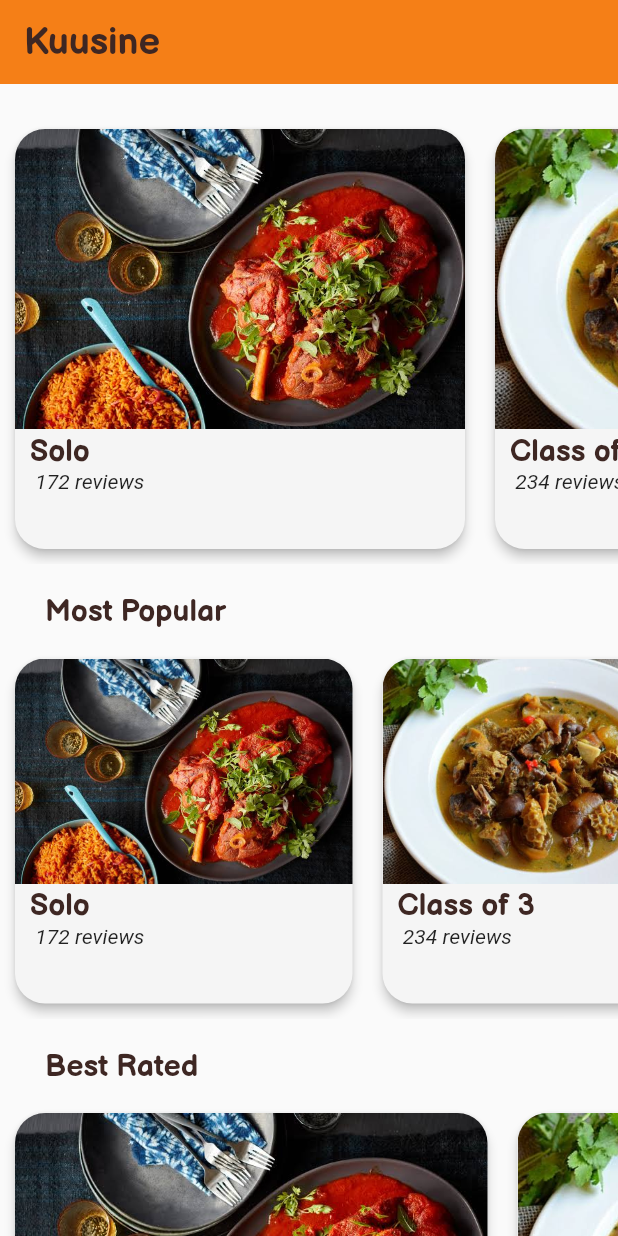
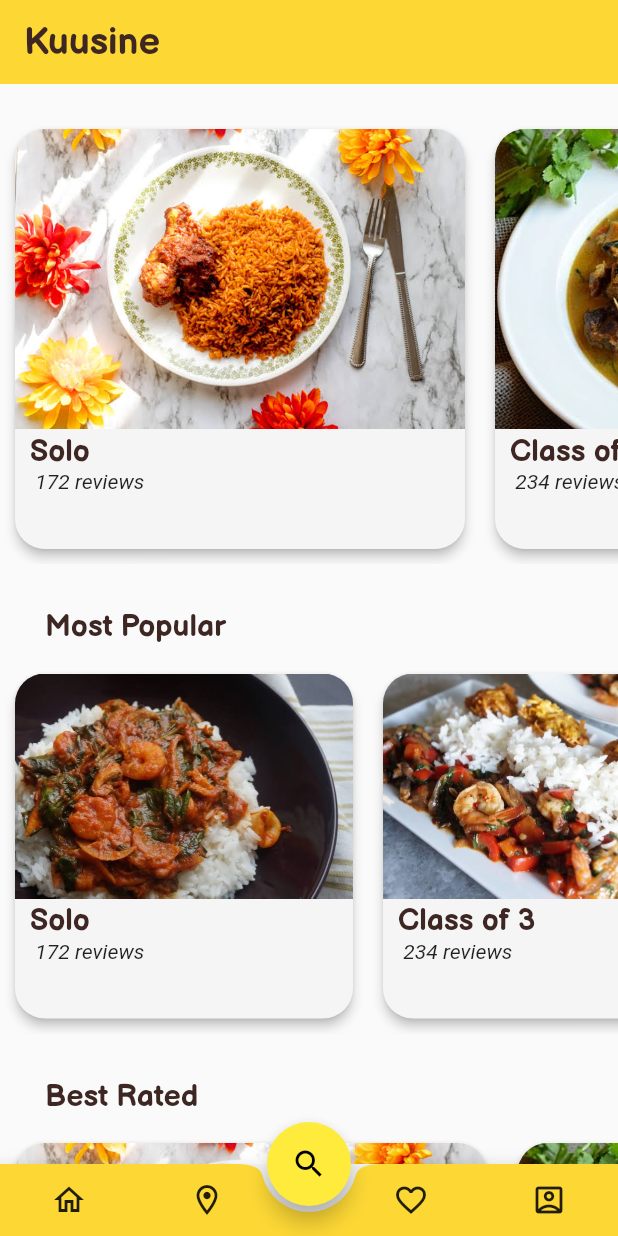
Before and after one commit to Princeigwe/flutter-restaurant-ui, a Flutter app: the Start screen opened directly, on a phone screen of 412 x 824 dp. Run offline on Flutter 3.47's test engine with Material 2 defaults, Android fonts, the phone set to English and light mode, and no system bars.

Commit message:
made some changes with colours and lists and ran out of pictures

```diff
--- a/lib/pages/home.dart
+++ b/lib/pages/home.dart
@@ -44,7 +44,7 @@ class _HomeState extends State<Home> {
                   child: Text(
                     "Kuusine",
                     style: TextStyle(
-                        color: Colors.yellow.shade900,
+                        color: Colors.yellow.shade600,
                         fontSize: 45.0,
                         fontWeight: FontWeight.bold,
                         fontFamily: 'BalsamiqSans'),
@@ -71,12 +71,12 @@ class _HomeState extends State<Home> {
                         child: Text(
                           'Get Started',
                           style: TextStyle(
-                              color: Colors.white,
+                              color: Colors.brown.shade900,
                               fontSize: 15.0,
                               fontWeight: FontWeight.bold),
                         ),
                       ),
-                      color: Colors.yellow.shade900,
+                      color: Colors.yellow.shade600,
                     )
                   ],
                 ),
--- a/lib/pages/signupwelcome.dart
+++ b/lib/pages/signupwelcome.dart
@@ -34,7 +34,7 @@ class _SignUpWelcomeState extends State<SignUpWelcome> {
       height: MediaQuery.of(context).size.height,
       width: MediaQuery.of(context).size.width,
       decoration: BoxDecoration(
-        color: Colors.yellow.shade900
+        color: Colors.yellow.shade600
        // image: DecorationImage(
        //   image: AssetImage('assets/images/beefstew.jpg'),
        //   fit: BoxFit.cover,
@@ -76,7 +76,7 @@ class _SignUpWelcomeState extends State<SignUpWelcome> {
                     'Eat what you love...',
                     textAlign: TextAlign.start,
                     style: TextStyle(
-                        color: Colors.grey.shade200,
+                        color: Colors.grey.shade700,
                         fontSize: 30.0,
                         fontWeight: FontWeight.bold,
                         fontFamily: 'BalsamiqSans'),
@@ -120,7 +120,7 @@ class _SignUpWelcomeState extends State<SignUpWelcome> {
                       padding: EdgeInsets.fromLTRB(5.0, 20.0, 5.0, 10.0),
                       child: Text(
                         'By signing up, you agree to Terms of Use and Policy',
-                        style: TextStyle(color: Colors.grey.shade200),
+                        style: TextStyle(color: Colors.grey.shade700),
                       ),
                     )
                   ],
--- a/lib/pages/start_page.dart
+++ b/lib/pages/start_page.dart
@@ -8,7 +8,53 @@ class Start extends StatefulWidget {
 class _StartState extends State<Start> {
   var _foodheaders = [
     {
-      'image': 'assets/images/foodbackground.jpeg',
+      'image': 'assets/images/ricewithmeat.jpeg',
+      'text': 'Solo',
+      'reviews': 172
+    },
+    {
+      'image': 'assets/images/peppersoup.jpeg',
+      'text': 'Class of 3',
+      'reviews': 234
+    },
+    {
+      'image': 'assets/images/fufuandsoup.jpeg',
+      'text': 'Family Pack',
+      'reviews': 167
+    },
+    {
+      'image': 'assets/images/sharwama.jpeg',
+      'text': 'Appetizers',
+      'reviews': 256
+    },
+  ];
+
+  var _mostpopular = [
+    {
+      'image': 'assets/images/seafoodefo.jpeg',
+      'text': 'Solo',
+      'reviews': 172
+    },
+    {
+      'image': 'assets/images/shrimpandvegsauce.jpeg',
+      'text': 'Class of 3',
+      'reviews': 234
+    },
+    {
+      'image': 'assets/images/fufuandsoup.jpeg',
+      'text': 'Family Pack',
+      'reviews': 167
+    },
+    {
+      'image': 'assets/images/sharwama.jpeg',
+      'text': 'Appetizers',
+      'reviews': 256
+    },
+  ];
+
+  var _bestrated = [
+    {
+      'image': 'assets/images/ricewithmeat.jpeg',
       'text': 'Solo',
       'reviews': 172
     },
@@ -33,7 +79,7 @@ class _StartState extends State<Start> {
     return Scaffold(
         appBar: AppBar(
           automaticallyImplyLeading: false,
-          backgroundColor: Colors.yellow.shade900,
+          backgroundColor: Colors.yellow.shade600,
           elevation: 0.0,
           title: Text(
             'Kuusine',
@@ -116,7 +162,7 @@ class _StartState extends State<Start> {
                 Row(
                   mainAxisAlignment: MainAxisAlignment.start,
                   children: [
-                    Padding(padding: EdgeInsets.fromLTRB(30.0,20.0,1.0,9.0),
+                    Padding(padding: EdgeInsets.fromLTRB(30.0,30.0,1.0,9.0),
                     child: Text(
                       'Most Popular',
                       style: TextStyle(
@@ -135,7 +181,7 @@ class _StartState extends State<Start> {
                     scrollDirection: Axis.horizontal,
                     itemCount: 4,
                     itemBuilder: (BuildContext context, index) {
-                      var foodheaders = _foodheaders[index];
+                      var mostpopular = _mostpopular[index];
                       return Card(
                         // for giving smooth curves around card
                         clipBehavior: Clip.antiAlias,
@@ -148,7 +194,7 @@ class _StartState extends State<Start> {
                               Stack(
                                 alignment: Alignment.bottomLeft,
                                 children: [
-                                  Image(image: AssetImage('${foodheaders['image']}'),
+                                  Image(image: AssetImage('${mostpopular['image']}'),
                                   fit: BoxFit.fitWidth,
                                   height: 150,
                                   ),
@@ -161,7 +207,7 @@ class _StartState extends State<Start> {
                                       mainAxisSize: MainAxisSize.min,
                                       children:[
                                         Text(
-                                        '${foodheaders['text']}',
+                                        '${mostpopular['text']}',
                                         style: TextStyle(
                                           color: Colors.brown.shade900,
                                           fontSize: 20.0,
@@ -170,7 +216,7 @@ class _StartState extends State<Start> {
                                         ),
                                       ),
                                       Text(
-                                        ' ${foodheaders['reviews']} reviews',
+                                        ' ${mostpopular['reviews']} reviews',
                                         style: TextStyle(
                                           fontStyle: FontStyle.italic
                                         ),
@@ -193,7 +239,7 @@ class _StartState extends State<Start> {
                 Row(
                   mainAxisAlignment: MainAxisAlignment.start,
                   children: [
-                    Padding(padding: EdgeInsets.fromLTRB(30.0,20.0,1.0,9.0),
+                    Padding(padding: EdgeInsets.fromLTRB(30.0,30.0,1.0,9.0),
                     child: Text(
                       'Best Rated',
                       style: TextStyle(
@@ -212,7 +258,7 @@ class _StartState extends State<Start> {
                     scrollDirection: Axis.horizontal,
                     itemCount: 4,
                     itemBuilder: (BuildContext context, index) {
-                      var foodheaders = _foodheaders[index];
+                      var bestrated = _bestrated[index];
                       return Card(
 
                         // for giving smooth curves around card
@@ -226,7 +272,7 @@ class _StartState extends State<Start> {
                               Stack(
                                 alignment: Alignment.bottomLeft,
                                 children: [
-                                  Image(image: AssetImage('${foodheaders['image']}'),
+                                  Image(image: AssetImage('${bestrated['image']}'),
                                   fit: BoxFit.fitWidth,
                                   height: 210,
 
@@ -248,6 +294,40 @@ class _StartState extends State<Start> {
               ],
             ),
           ),
-        ));
+        ),
+
+      bottomNavigationBar: BottomAppBar(
+        child: Row(
+          mainAxisAlignment: MainAxisAlignment.spaceAround,
+          children: [
+            IconButton(
+              icon: Icon(Icons.home_outlined),
+              onPressed: (){},
+            ),
+            IconButton(
+              icon: Icon(Icons.location_on_outlined),
+              onPressed: (){},
+            ),
+            Divider(),
+            IconButton(
+              icon: Icon(Icons.favorite_border_outlined),
+              onPressed: (){},
+            ),
+            IconButton(
+              icon: Icon(Icons.account_box_outlined),
+              onPressed: (){},
+            ),
+
+          ],
+        ),
+        color: Colors.yellow.shade600,
+        shape: CircularNotchedRectangle(),
+      ),
+      floatingActionButtonLocation: FloatingActionButtonLocation.centerDocked,
+      floatingActionButton: FloatingActionButton(
+        onPressed: (){},
+        child: Icon(Icons.search_outlined),
+      ),
+    );
   }
 }
```
Also changed, not shown: lib/pages/login.dart (+5 -5 lines), lib/pages/signup.dart (+6 -6 lines), assets/images/ricewithmeat.jpeg (renamed from assets/images/rice with meat.jpeg).
